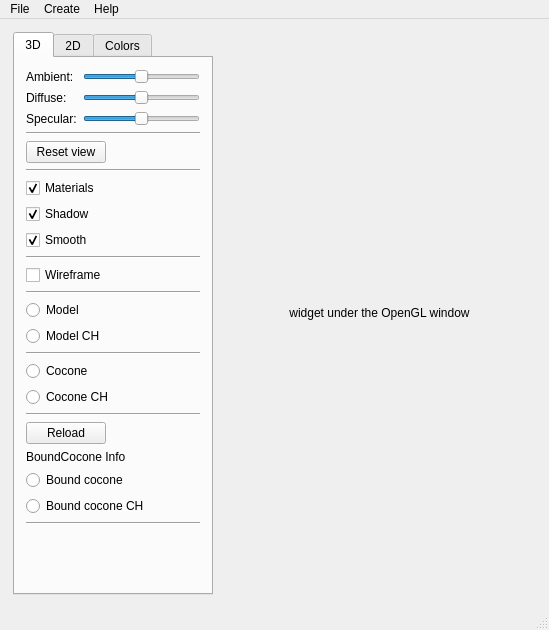
Above: src/qt/main_window.ui from cppd/math before the change. Below: the same form after it.
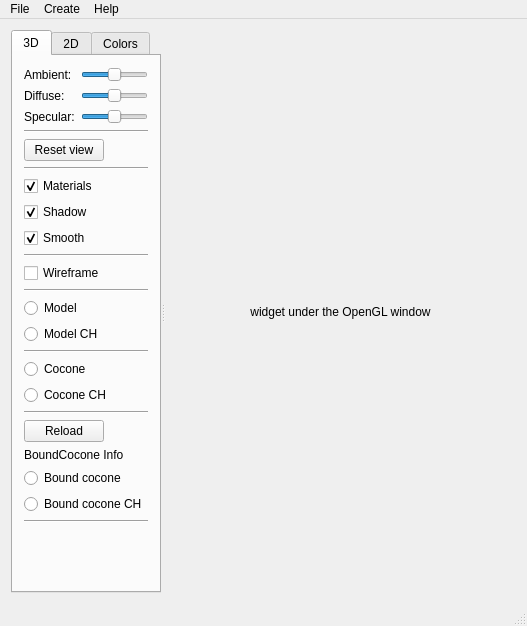
That is the form after the change. Custom widgets are drawn as their Qt base class.

What changed in the file:
```diff
--- a/src/qt/main_window.ui
+++ b/src/qt/main_window.ui
@@ -9,8 +9,8 @@
    <rect>
     <x>0</x>
     <y>0</y>
-    <width>549</width>
-    <height>630</height>
+    <width>527</width>
+    <height>626</height>
    </rect>
   </property>
   <property name="sizePolicy">
@@ -25,7 +25,7 @@
     <height>0</height>
    </size>
   </property>
-  <widget class="QWidget" name="verticalLayoutWidget">
+  <widget class="QWidget" name="mainWidget">
    <property name="sizePolicy">
     <sizepolicy hsizetype="Preferred" vsizetype="Preferred">
      <horstretch>0</horstretch>
@@ -35,62 +35,19 @@
    <property name="layoutDirection">
     <enum>Qt::LeftToRight</enum>
    </property>
-   <layout class="QHBoxLayout" name="horizontalLayout_4">
-    <item>
-     <layout class="QVBoxLayout" name="verticalLayout">
-      <property name="spacing">
-       <number>0</number>
-      </property>
-      <property name="leftMargin">
-       <number>2</number>
-      </property>
-      <property name="topMargin">
-       <number>2</number>
-      </property>
-      <property name="rightMargin">
-       <number>2</number>
-      </property>
-      <property name="bottomMargin">
-       <number>2</number>
-      </property>
-      <item>
-       <widget class="QWidget" name="widget" native="true">
-        <property name="sizePolicy">
-         <sizepolicy hsizetype="Expanding" vsizetype="Expanding">
-          <horstretch>0</horstretch>
-          <verstretch>0</verstretch>
-         </sizepolicy>
-        </property>
-        <property name="minimumSize">
-         <size>
-          <width>200</width>
-          <height>0</height>
-         </size>
-        </property>
-        <property name="maximumSize">
-         <size>
-          <width>200</width>
-          <height>16777215</height>
-         </size>
-        </property>
         <layout class="QHBoxLayout" name="horizontalLayout_3">
-         <property name="spacing">
-          <number>0</number>
-         </property>
-         <property name="leftMargin">
-          <number>0</number>
-         </property>
-         <property name="topMargin">
-          <number>0</number>
-         </property>
-         <property name="rightMargin">
-          <number>0</number>
-         </property>
-         <property name="bottomMargin">
-          <number>0</number>
-         </property>
          <item>
+     <widget class="QSplitter" name="splitter">
+      <property name="orientation">
+       <enum>Qt::Horizontal</enum>
+      </property>
           <widget class="QTabWidget" name="tabWidget">
+       <property name="sizePolicy">
+        <sizepolicy hsizetype="Expanding" vsizetype="Expanding">
+         <horstretch>1</horstretch>
+         <verstretch>0</verstretch>
+        </sizepolicy>
+       </property>
            <property name="currentIndex">
             <number>0</number>
            </property>
@@ -863,19 +820,13 @@
             </layout>
            </widget>
           </widget>
-         </item>
-        </layout>
-       </widget>
-      </item>
-     </layout>
-    </item>
-    <item>
-     <layout class="QVBoxLayout" name="verticalLayout_6">
-      <property name="spacing">
-       <number>0</number>
-      </property>
-      <item>
-       <widget class="WheelLabel" name="widget_under_window">
+      <widget class="GraphicsWidget" name="graphics_widget">
+       <property name="sizePolicy">
+        <sizepolicy hsizetype="Preferred" vsizetype="Preferred">
+         <horstretch>3</horstretch>
+         <verstretch>0</verstretch>
+        </sizepolicy>
+       </property>
         <property name="minimumSize">
          <size>
           <width>300</width>
@@ -892,21 +843,7 @@
          <set>Qt::AlignCenter</set>
         </property>
        </widget>
-      </item>
-      <item>
-       <spacer name="horizontalSpacer_2">
-        <property name="orientation">
-         <enum>Qt::Horizontal</enum>
-        </property>
-        <property name="sizeHint" stdset="0">
-         <size>
-          <width>1</width>
-          <height>1</height>
-         </size>
-        </property>
-       </spacer>
-      </item>
-     </layout>
+     </widget>
     </item>
    </layout>
   </widget>
@@ -915,7 +852,7 @@
     <rect>
      <x>0</x>
      <y>0</y>
-     <width>549</width>
+     <width>527</width>
      <height>20</height>
     </rect>
    </property>
@@ -989,9 +926,9 @@
  <layoutdefault spacing="6" margin="11"/>
  <customwidgets>
   <customwidget>
-   <class>WheelLabel</class>
+   <class>GraphicsWidget</class>
    <extends>QLabel</extends>
-   <header>qt/wheel_label.h</header>
+   <header>qt/graphics_widget.h</header>
   </customwidget>
  </customwidgets>
  <resources/>
```
Lines whose indentation alone changed are shown as unchanged.
